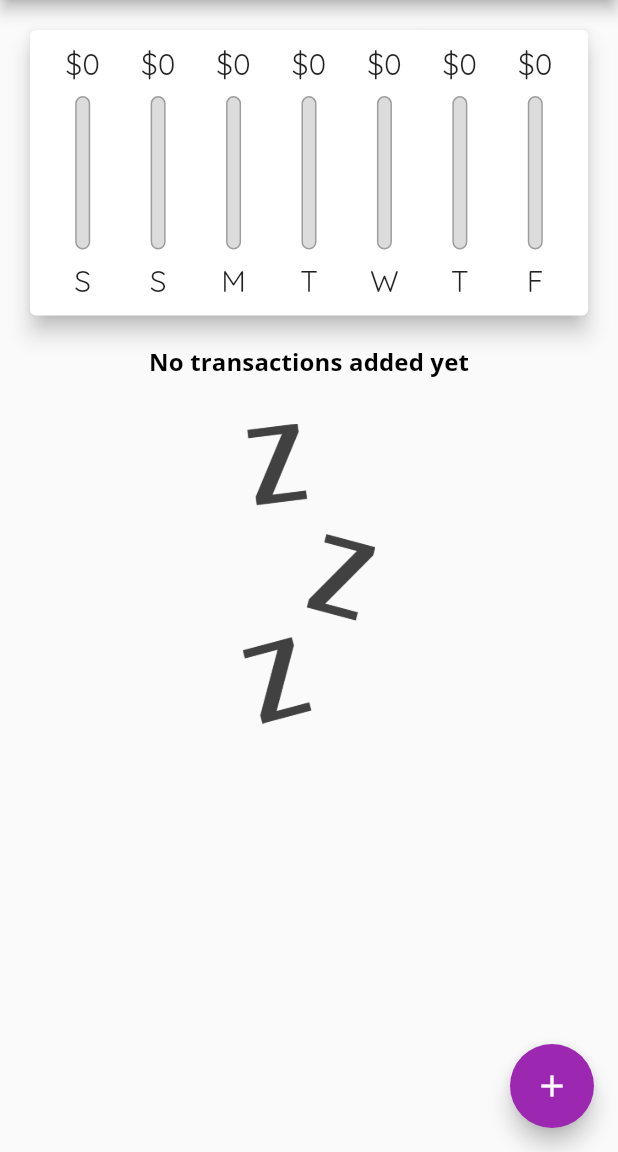
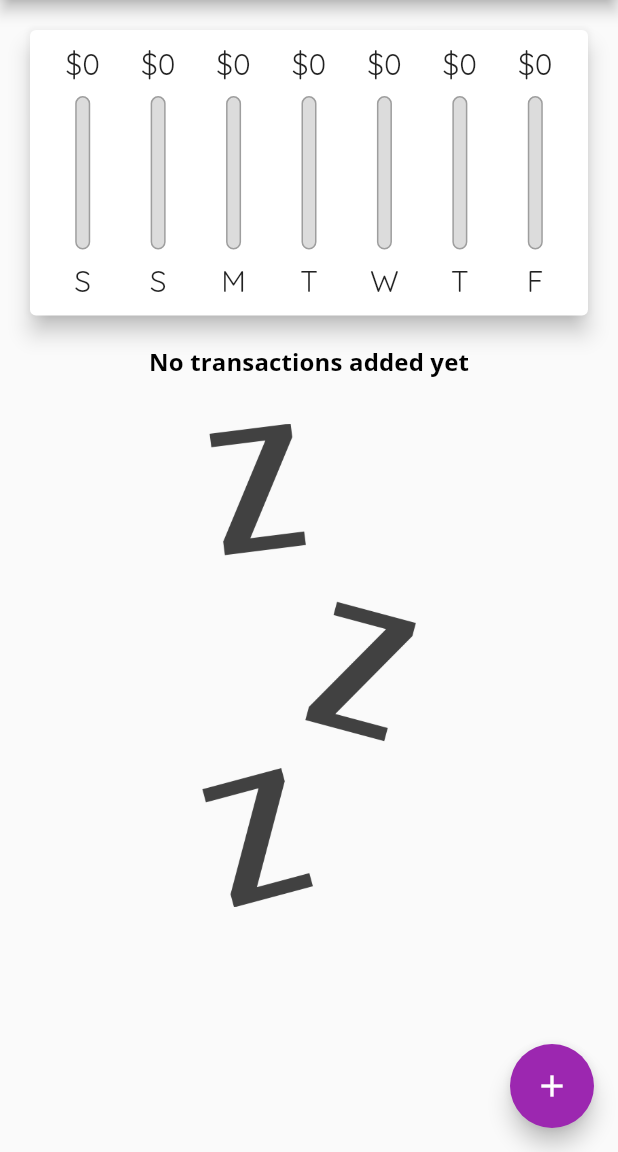
Before and after one commit to SJovis/flutter_expenses_app, a Flutter app: the screen it shows after launch, on a phone screen of 412 x 824 dp, the part 84-1236 px from its top. Run offline on Flutter 3.47's test engine with Material 2 defaults, Android fonts, the phone set to English and light mode, and no system bars.

Commit message:
device orientation fix

```diff
--- a/lib/main.dart
+++ b/lib/main.dart
@@ -7,9 +7,9 @@ import './models/transaction.dart';
 import 'widgets/chart.dart';
 
 void main() {
-  WidgetsFlutterBinding.ensureInitialized();
-  SystemChrome.setPreferredOrientations(
-      [DeviceOrientation.portraitUp, DeviceOrientation.portraitDown]);
+  // WidgetsFlutterBinding.ensureInitialized();
+  // SystemChrome.setPreferredOrientations(
+  //     [DeviceOrientation.portraitUp, DeviceOrientation.portraitDown]);
   runApp(const MyApp());
 }
 
@@ -74,6 +74,8 @@ class _MyHomePageState extends State<MyHomePage> {
     }).toList();
   }
 
+  bool _showChart = false;
+
   void _addNewTransactions(
       String txTitle, double txAmount, DateTime chosenDate) {
     final newTx = Transaction(
@@ -106,6 +108,9 @@ class _MyHomePageState extends State<MyHomePage> {
   Widget build(BuildContext context) {
     final deviceHeight = MediaQuery.of(context).size.height;
 
+    final isLandscape =
+        MediaQuery.of(context).orientation == Orientation.landscape;
+
     final appBar = AppBar(
       title: const Text(
         'Personal Expenses',
@@ -117,27 +122,57 @@ class _MyHomePageState extends State<MyHomePage> {
         ),
       ],
     );
+
+    final txList = SizedBox(
+      height: (deviceHeight -
+              appBar.preferredSize.height -
+              MediaQuery.of(context).padding.top) *
+          0.7,
+      child: TransactionList(
+          transactions: _userTransactions,
+          deleteTransaction: _deleteTransaction),
+    );
+
     return Scaffold(
       appBar: appBar,
       body: SingleChildScrollView(
         child: Column(
           children: [
+            if (isLandscape)
+              Row(
+                mainAxisAlignment: MainAxisAlignment.center,
+                children: [
+                  const Text('Show chart'),
+                  Switch(
+                    value: _showChart,
+                    onChanged: (value) {
+                      setState(() {
+                        _showChart = value;
+                      });
+                    },
+                  ),
+                ],
+              ),
             // TRANSACTIONS CHART
-            SizedBox(
-                height: (deviceHeight -
-                        appBar.preferredSize.height -
-                        MediaQuery.of(context).padding.top) *
-                    0.3,
-                child: Chart(recentTransactions: _recentTransactions)),
-            SizedBox(
-              height: (deviceHeight -
-                      appBar.preferredSize.height -
-                      MediaQuery.of(context).padding.top) *
-                  0.7,
-              child: TransactionList(
-                  transactions: _userTransactions,
-                  deleteTransaction: _deleteTransaction),
-            ),
+            if (!isLandscape)
+              SizedBox(
+                  height: (deviceHeight -
+                          appBar.preferredSize.height -
+                          MediaQuery.of(context).padding.top) *
+                      0.3,
+                  child: Chart(recentTransactions: _recentTransactions)),
+            if (!isLandscape) txList,
+            if (isLandscape)
+              _showChart
+                  ? SizedBox(
+                      height: (deviceHeight -
+                              appBar.preferredSize.height -
+                              MediaQuery.of(context).padding.top) *
+                          0.7,
+                      child: Chart(recentTransactions: _recentTransactions))
+                  :
+                  // TRANSACTIONS LIST
+                  txList
           ],
         ),
       ),
--- a/lib/widgets/transaction_list.dart
+++ b/lib/widgets/transaction_list.dart
@@ -12,7 +12,9 @@ class TransactionList extends StatelessWidget {
   @override
   Widget build(BuildContext context) {
     return transactions.isEmpty
-        ? Column(
+        ? LayoutBuilder(
+            builder: (BuildContext context, BoxConstraints constraints) {
+              return Column(
                 children: [
                   Text(
                     'No transactions added yet',
@@ -20,10 +22,12 @@ class TransactionList extends StatelessWidget {
                   ),
                   const SizedBox(height: 30),
                   SizedBox(
-                  height: 200,
+                      height: constraints.maxHeight * 0.6,
                       child: Image.asset('assets/images/waiting.png',
                           fit: BoxFit.cover)),
                 ],
+              );
+            },
           )
         : ListView.builder(
             itemCount: transactions.length,
```
Lines whose indentation alone changed are shown as unchanged.
